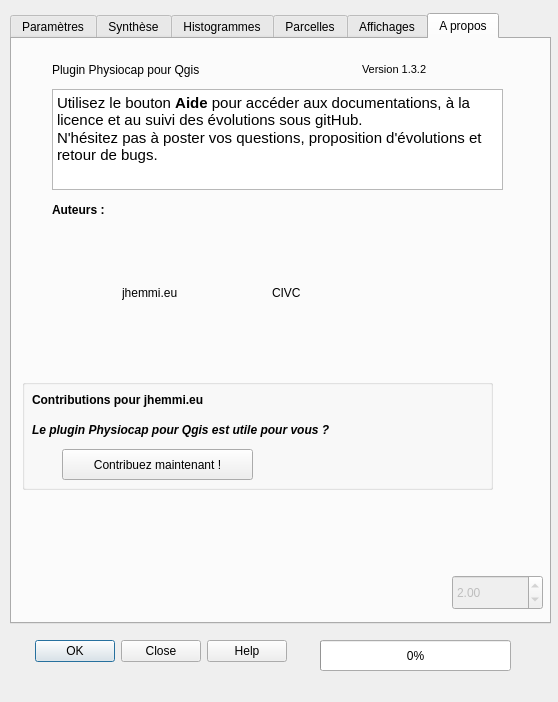
This is Physiocap_dialog_base.ui in jhemmi/QgisPhysiocapPlugin as Qt 5 draws it before an edit. The edited form follows.
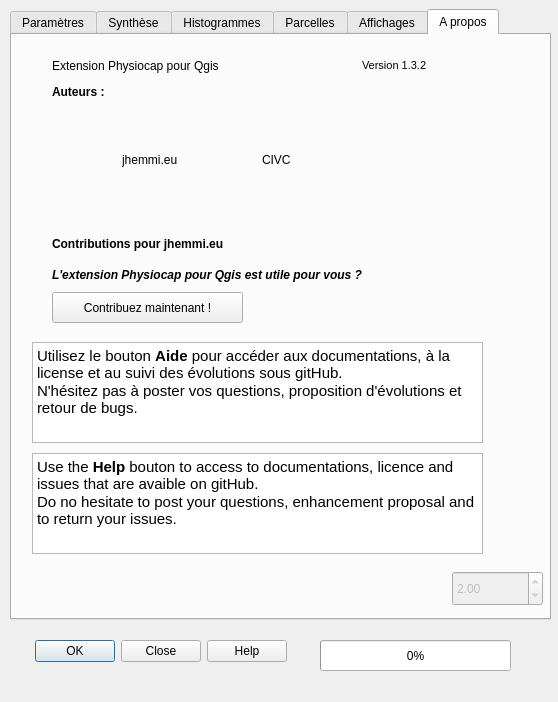
This is the edited form. The open tabs and pages were chosen to show the change.

```diff
--- a/Physiocap_dialog_base.ui
+++ b/Physiocap_dialog_base.ui
@@ -39,7 +39,7 @@
    <property name="geometry">
     <rect>
      <x>10</x>
-     <y>13</y>
+     <y>9</y>
      <width>541</width>
      <height>611</height>
     </rect>
@@ -2254,7 +2254,7 @@
       </rect>
      </property>
      <property name="text">
-      <string>Plugin Physiocap pour Qgis</string>
+      <string>Extension Physiocap pour Qgis</string>
      </property>
     </widget>
     <widget class="QLabel" name="label_102">
@@ -2273,8 +2273,8 @@
     <widget class="QTextBrowser" name="textBrowser">
      <property name="geometry">
       <rect>
-       <x>40</x>
-       <y>50</y>
+       <x>20</x>
+       <y>307</y>
        <width>451</width>
        <height>101</height>
       </rect>
@@ -2284,7 +2284,7 @@
 &lt;html&gt;&lt;head&gt;&lt;meta name=&quot;qrichtext&quot; content=&quot;1&quot; /&gt;&lt;style type=&quot;text/css&quot;&gt;
 p, li { white-space: pre-wrap; }
 &lt;/style&gt;&lt;/head&gt;&lt;body style=&quot; font-family:'Cantarell'; font-size:11pt; font-weight:400; font-style:normal;&quot;&gt;
-&lt;p style=&quot; margin-top:0px; margin-bottom:0px; margin-left:0px; margin-right:0px; -qt-block-indent:0; text-indent:0px;&quot;&gt;Utilisez le bouton &lt;span style=&quot; font-weight:600;&quot;&gt;Aide&lt;/span&gt; pour accéder aux documentations, à la licence et au suivi des évolutions sous gitHub.&lt;/p&gt;
+&lt;p style=&quot; margin-top:0px; margin-bottom:0px; margin-left:0px; margin-right:0px; -qt-block-indent:0; text-indent:0px;&quot;&gt;Utilisez le bouton &lt;span style=&quot; font-weight:600;&quot;&gt;Aide&lt;/span&gt; pour accéder aux documentations, à la license et au suivi des évolutions sous gitHub.&lt;/p&gt;
 &lt;p style=&quot; margin-top:0px; margin-bottom:0px; margin-left:0px; margin-right:0px; -qt-block-indent:0; text-indent:0px;&quot;&gt;N'hésitez pas à poster vos questions, proposition d'évolutions et retour de bugs.&lt;/p&gt;&lt;/body&gt;&lt;/html&gt;</string>
      </property>
     </widget>
@@ -2292,7 +2292,7 @@
      <property name="geometry">
       <rect>
        <x>110</x>
-       <y>190</y>
+       <y>61</y>
        <width>128</width>
        <height>128</height>
       </rect>
@@ -2307,8 +2307,8 @@
     <widget class="QLabel" name="label_CIVC">
      <property name="geometry">
       <rect>
-       <x>260</x>
-       <y>190</y>
+       <x>250</x>
+       <y>61</y>
        <width>128</width>
        <height>128</height>
       </rect>
@@ -2324,7 +2324,7 @@
      <property name="geometry">
       <rect>
        <x>40</x>
-       <y>160</y>
+       <y>46</y>
        <width>201</width>
        <height>21</height>
       </rect>
@@ -2339,74 +2339,6 @@
       <string>Auteurs :</string>
      </property>
     </widget>
-    <widget class="QGroupBox" name="groupBox">
-     <property name="geometry">
-      <rect>
-       <x>10</x>
-       <y>340</y>
-       <width>471</width>
-       <height>111</height>
-      </rect>
-     </property>
-     <property name="styleSheet">
-      <string notr="true">QLineEdit { margin: 10px }</string>
-     </property>
-     <property name="title">
-      <string/>
-     </property>
-     <widget class="QPushButton" name="buttonContribuer">
-      <property name="geometry">
-       <rect>
-        <x>40</x>
-        <y>70</y>
-        <width>191</width>
-        <height>31</height>
-       </rect>
-      </property>
-      <property name="text">
-       <string>Contribuez maintenant !</string>
-      </property>
-     </widget>
-     <widget class="QLabel" name="label_104">
-      <property name="geometry">
-       <rect>
-        <x>10</x>
-        <y>10</y>
-        <width>351</width>
-        <height>21</height>
-       </rect>
-      </property>
-      <property name="font">
-       <font>
-        <weight>75</weight>
-        <bold>true</bold>
-       </font>
-      </property>
-      <property name="text">
-       <string>Contributions pour jhemmi.eu</string>
-      </property>
-     </widget>
-     <widget class="QLabel" name="label_105">
-      <property name="geometry">
-       <rect>
-        <x>10</x>
-        <y>40</y>
-        <width>351</width>
-        <height>21</height>
-       </rect>
-      </property>
-      <property name="font">
-       <font>
-        <weight>75</weight>
-        <italic>true</italic>
-        <bold>true</bold>
-       </font>
-      </property>
-      <property name="text">
-       <string>Le plugin Physiocap pour Qgis est utile pour vous ?</string>
-      </property>
-     </widget>
-    </widget>
     <widget class="QDoubleSpinBox" name="spinBoxPower">
      <property name="enabled">
       <bool>false</bool>
@@ -2435,6 +2367,76 @@
       <double>2.000000000000000</double>
      </property>
     </widget>
+    <widget class="QLabel" name="label_104">
+     <property name="geometry">
+      <rect>
+       <x>40</x>
+       <y>198</y>
+       <width>351</width>
+       <height>21</height>
+      </rect>
+     </property>
+     <property name="font">
+      <font>
+       <weight>75</weight>
+       <bold>true</bold>
+      </font>
+     </property>
+     <property name="text">
+      <string>Contributions pour jhemmi.eu</string>
+     </property>
+    </widget>
+    <widget class="QLabel" name="label_105">
+     <property name="geometry">
+      <rect>
+       <x>40</x>
+       <y>229</y>
+       <width>351</width>
+       <height>21</height>
+      </rect>
+     </property>
+     <property name="font">
+      <font>
+       <weight>75</weight>
+       <italic>true</italic>
+       <bold>true</bold>
+      </font>
+     </property>
+     <property name="text">
+      <string>L'extension Physiocap pour Qgis est utile pour vous ?</string>
+     </property>
+    </widget>
+    <widget class="QPushButton" name="buttonContribuer">
+     <property name="geometry">
+      <rect>
+       <x>40</x>
+       <y>257</y>
+       <width>191</width>
+       <height>31</height>
+      </rect>
+     </property>
+     <property name="text">
+      <string>Contribuez maintenant !</string>
+     </property>
+    </widget>
+    <widget class="QTextBrowser" name="textBrowser_2">
+     <property name="geometry">
+      <rect>
+       <x>20</x>
+       <y>418</y>
+       <width>451</width>
+       <height>101</height>
+      </rect>
+     </property>
+     <property name="html">
+      <string>&lt;!DOCTYPE HTML PUBLIC &quot;-//W3C//DTD HTML 4.0//EN&quot; &quot;http://www.w3.org/TR/REC-html40/strict.dtd&quot;&gt;
+&lt;html&gt;&lt;head&gt;&lt;meta name=&quot;qrichtext&quot; content=&quot;1&quot; /&gt;&lt;style type=&quot;text/css&quot;&gt;
+p, li { white-space: pre-wrap; }
+&lt;/style&gt;&lt;/head&gt;&lt;body style=&quot; font-family:'Cantarell'; font-size:11pt; font-weight:400; font-style:normal;&quot;&gt;
+&lt;p style=&quot; margin-top:0px; margin-bottom:0px; margin-left:0px; margin-right:0px; -qt-block-indent:0; text-indent:0px;&quot;&gt;Use the &lt;span style=&quot; font-weight:600;&quot;&gt;Help&lt;/span&gt; bouton to access to documentations, licence and issues that are avaible on gitHub.&lt;/p&gt;
+&lt;p style=&quot; margin-top:0px; margin-bottom:0px; margin-left:0px; margin-right:0px; -qt-block-indent:0; text-indent:0px;&quot;&gt;Do no hesitate to post your questions, enhancement proposal and to return your issues.&lt;/p&gt;&lt;/body&gt;&lt;/html&gt;</string>
+     </property>
+    </widget>
    </widget>
   </widget>
   <widget class="QProgressBar" name="progressBar">
```
Left out of the diff: 118 changed lines with no effect on the pictures.
